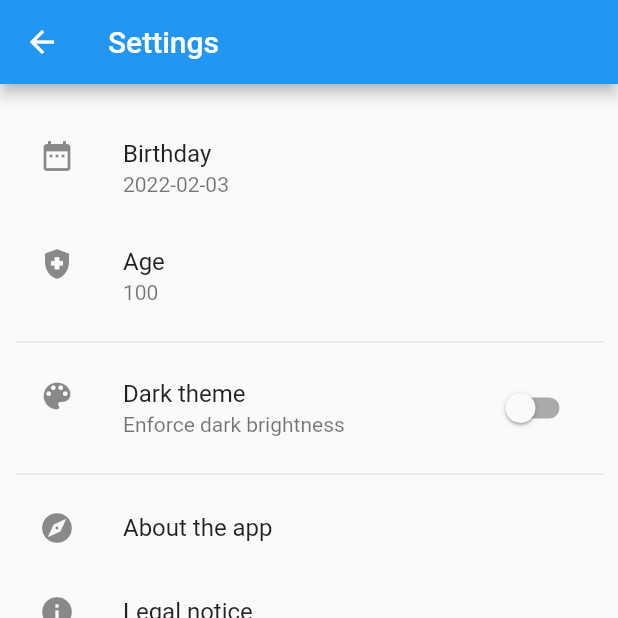
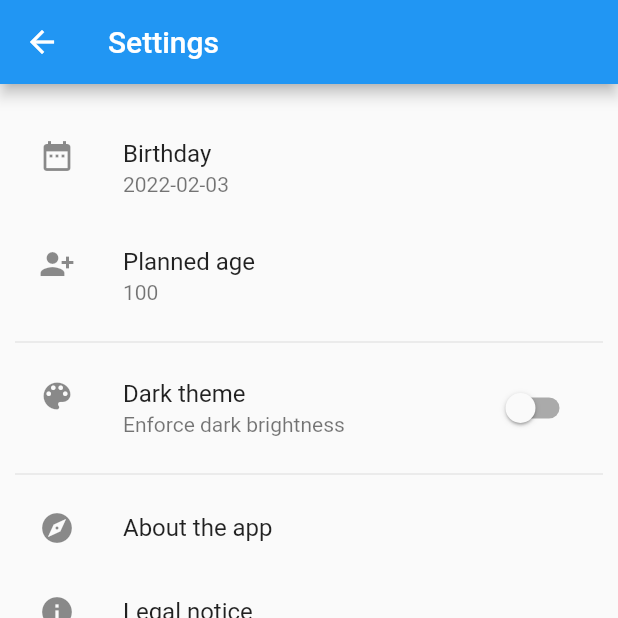
Before and after one commit to Xennis/lifetime-clock-app, a Flutter app: the screen it shows after launch, after a tap on the "settings" icon, on a phone screen of 412 x 824 dp, the top half of it. Run offline on Flutter 3.47's test engine with Material 2 defaults, Android fonts, the phone set to English and light mode, and no system bars; our stand-ins replace numberpicker, shared_preferences; generated files the repository leaves out were written again.

Commit message:
Use clearer name for age option

```diff
--- a/lib/pages/settings_page.dart
+++ b/lib/pages/settings_page.dart
@@ -46,8 +46,8 @@ class _SettingsPageState extends State<SettingsPage> {
                   onTap: () => _selectBirthday(context),
                 ),
                 ListTile(
-                  leading: const Icon(Icons.health_and_safety),
-                  title: Text(l10n.age),
+                  leading: const Icon(Icons.person_add_alt_1_sharp),
+                  title: Text(l10n.optionPlannedAge),
                   subtitle: Text("${widget.config.age}"),
                   onTap: () => _selectAge(context),
                 ),
@@ -108,7 +108,7 @@ class _SettingsPageState extends State<SettingsPage> {
     final int? picked = await showDialog<int>(
         context: context,
         builder: (context) => AlertDialog(
-              title: Text(l10n.age),
+              title: Text(l10n.optionPlannedAge),
               content: StatefulBuilder(
                 builder: (context, dialogState) {
                   return NumberPicker(
```
Also changed, not shown: lib/l10n/app_en.arb (+6 -2 lines).
